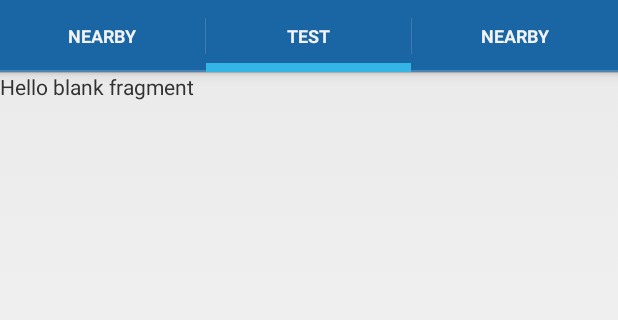
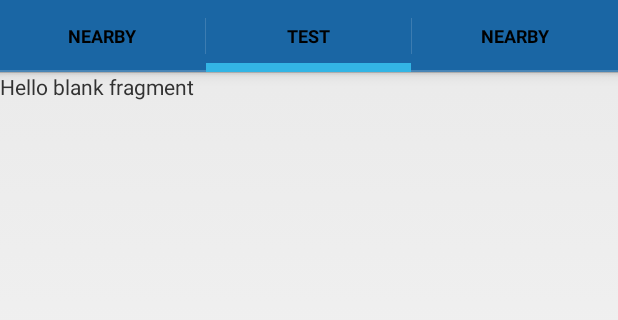
Before and after one commit to ajbrowne/InternProject, an Android app: the screen it shows after launch (HomeActivity), tab 2 chosen, on a phone screen of 412 x 824 dp, the part 72-392 px from its top. Run offline under Robolectric (Android 15) with nearby library versions, the phone set to English and light mode, and no system bars; libraries missing offline, so code that uses them is left out: com.loopj.android, it.gmariotti.cardslib; 4 statements that could not run were skipped.

Commit message:
I got the colorsgit add *git add *

```diff
--- a/Android/SpecialsApp/app/src/main/res/values/styles.xml
+++ b/Android/SpecialsApp/app/src/main/res/values/styles.xml
@@ -5,6 +5,7 @@
         <!-- Customize your theme here. -->
         <item name="android:actionBarStyle">@style/MyActionBar</item>
         <item name="android:actionBarWidgetTheme">@android:style/Theme.Holo.Light</item>
+        <item name="android:actionBarTabTextStyle">@android:style/Widget.Holo.Light.ActionBar.TabText</item>
     </style>
 
 </resources>
--- a/Android/SpecialsApp/app/src/main/res/values/themes.xml
+++ b/Android/SpecialsApp/app/src/main/res/values/themes.xml
@@ -4,6 +4,7 @@
     <style name="CustomActionBarTheme"
         parent="@android:style/Theme.Holo.Light.DarkActionBar">
         <item name="android:actionBarStyle">@style/MyActionBar</item>
+
     </style>
 
     <!-- ActionBar styles -->
```
